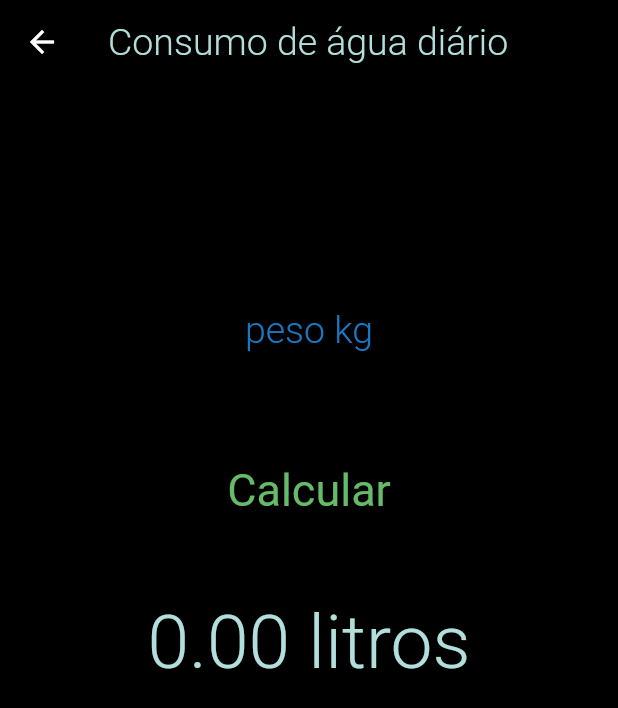
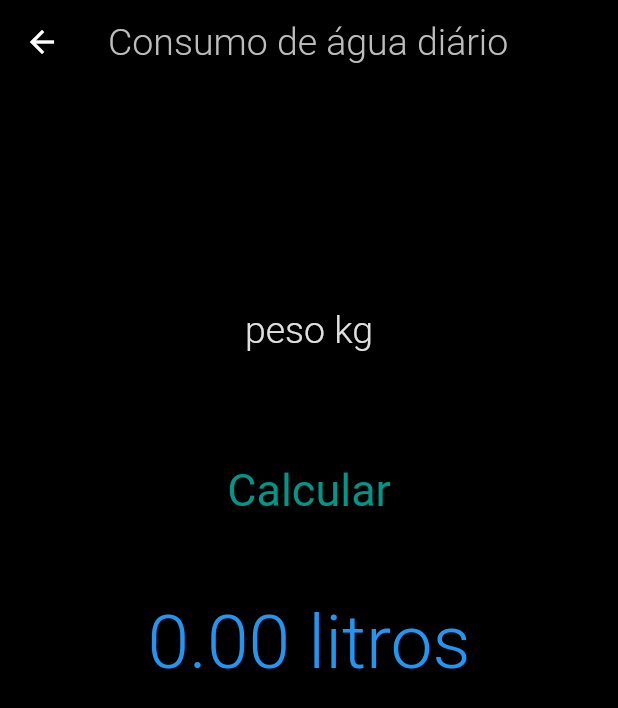
Before and after one commit to DeeFialho/trabalho-mobile, a Flutter app: the Agua screen opened directly, on a phone screen of 412 x 824 dp. Shown: the top 708 px of the screen. Run offline on Flutter 3.47's test engine with Material 2 defaults, Android fonts, the phone set to English and light mode, and no system bars; network calls fail.

Commit message:
mudança nas cores e estilos

```diff
--- a/health_calc/lib/constants/text_style.dart
+++ b/health_calc/lib/constants/text_style.dart
@@ -6,13 +6,11 @@ final titleStyle =
 final mainTextStyle =
     TextStyle(fontSize: 25, fontWeight: FontWeight.w300, color: primaryColor);
 final hintTextStyle = TextStyle(
-    fontSize: 25,
-    fontWeight: FontWeight.w300,
-    color: primaryColor.withOpacity(.8));
+    fontSize: 25, fontWeight: FontWeight.w300, color: Colors.grey[300]);
 final buttonTextStyle =
-    TextStyle(fontSize: 30, fontWeight: FontWeight.w400, color: secondaryColor);
+    TextStyle(fontSize: 30, fontWeight: FontWeight.w400, color: Colors.teal);
 final resultTextStyle =
-    TextStyle(fontSize: 50, fontWeight: FontWeight.w300, color: titleColor);
+    TextStyle(fontSize: 50, fontWeight: FontWeight.w300, color: accentColor);
 final radioStyle =
     TextStyle(fontSize: 20, fontWeight: FontWeight.w300, color: primaryColor);
 final detalhesStyle =
```
Also changed, not shown: health_calc/lib/constants/app_constants.dart (+4 -3 lines), health_calc/lib/screens/detalhes_exercicios.dart (+14 -10 lines).
